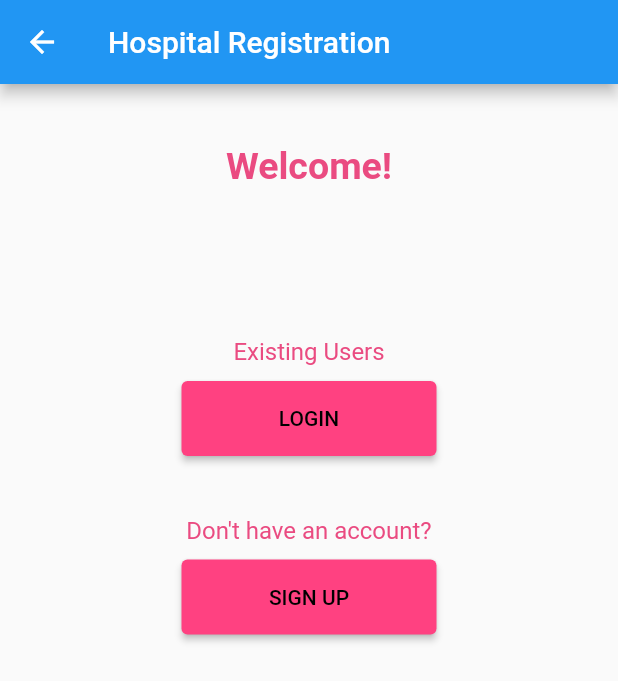
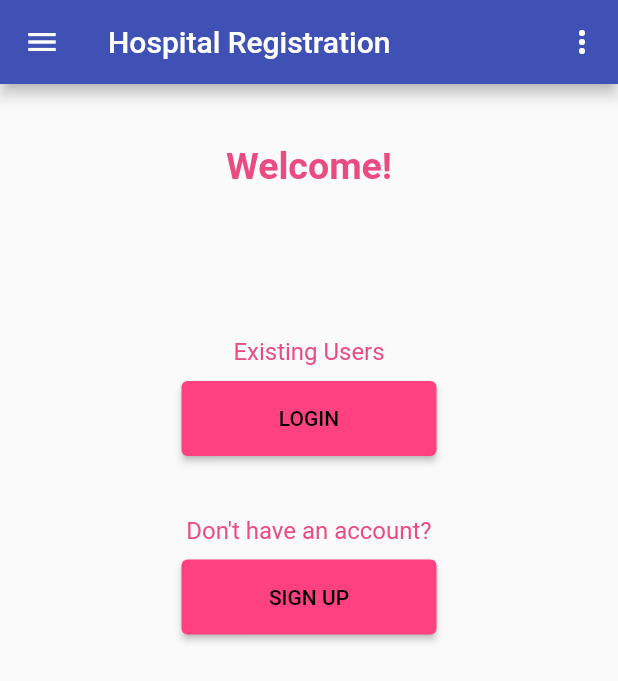
Before and after one commit to hrithikdass/RWF-Hospital-Registration, a Flutter app: the screen it shows after launch, after a tap on "PATIENT", on a phone screen of 412 x 824 dp. Shown: the top 681 px of the screen. Run offline on Flutter 3.47's test engine with Material 2 defaults, Android fonts, the phone set to English and light mode, and no system bars; our stand-ins replace date_time_picker; missing offline and left inert: dropdownfield.

Commit message:
AppBar fixed in all pages

```diff
--- a/lib/homepage.dart
+++ b/lib/homepage.dart
@@ -12,6 +12,17 @@ class HomePage extends StatelessWidget {
     return Scaffold(
       appBar: AppBar(
         title: Text('Hospital Registration'),
+        backgroundColor: kAppBar,
+        actions: [
+          IconButton(
+            onPressed: () {},
+            icon: Icon(Icons.more_vert),
+          )
+        ],
+        leading: IconButton(
+          onPressed: () {},
+          icon: Icon(Icons.menu),
+        ),
       ),
       body: Center(
         child: Column(
--- a/lib/welcomepage.dart
+++ b/lib/welcomepage.dart
@@ -11,8 +11,17 @@ class WelcomePage extends StatelessWidget {
   Widget build(BuildContext context) {
     return Scaffold(
       appBar: AppBar(
-        title: Text(
-          'Hospital Registration',
+        title: Text('Hospital Registration'),
+        backgroundColor: kAppBar,
+        actions: [
+          IconButton(
+            onPressed: () {},
+            icon: Icon(Icons.more_vert),
+          )
+        ],
+        leading: IconButton(
+          onPressed: () {},
+          icon: Icon(Icons.menu),
         ),
       ),
       body: SingleChildScrollView(
```
Also changed, not shown: lib/bookappointment.dart (+12 -9 lines), lib/doctorlogin.dart (+12 -1 lines), lib/patientloginpage.dart (+12 -1 lines), lib/registerpage.dart (+12 -1 lines), lib/statuspage.dart (+12 -1 lines), lib/welcomedoctor.dart (+14 -3 lines).
